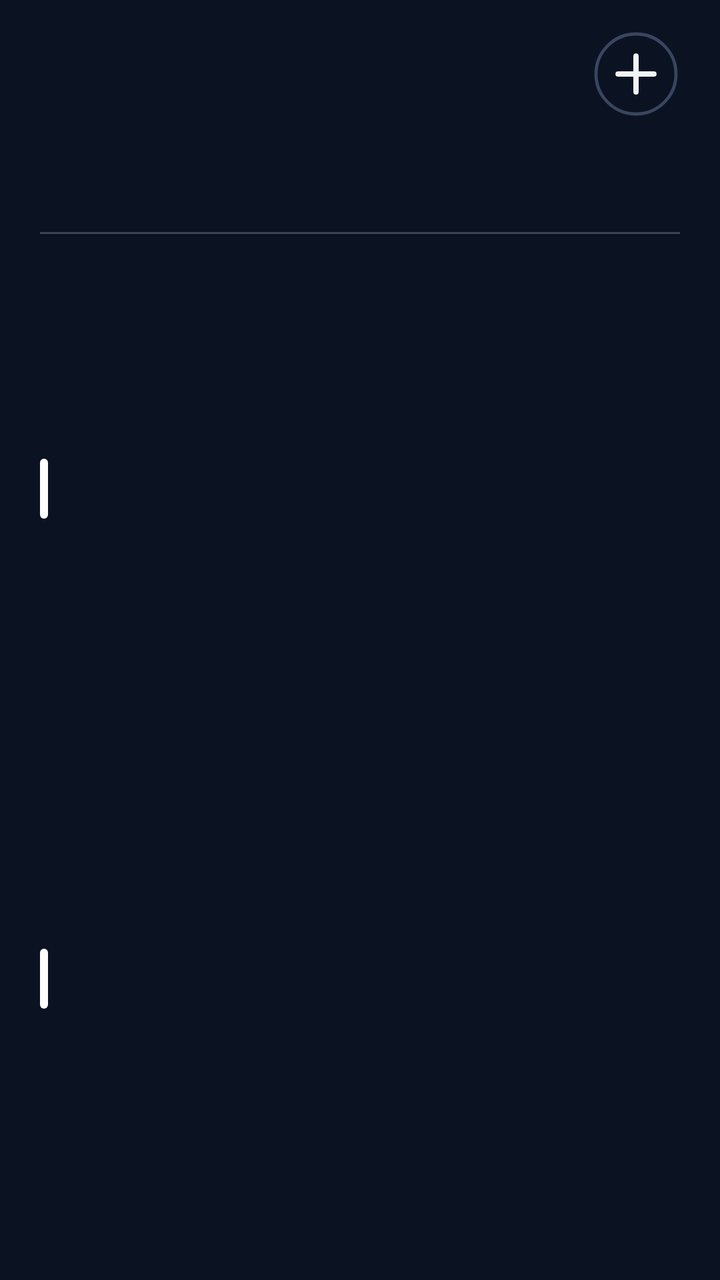
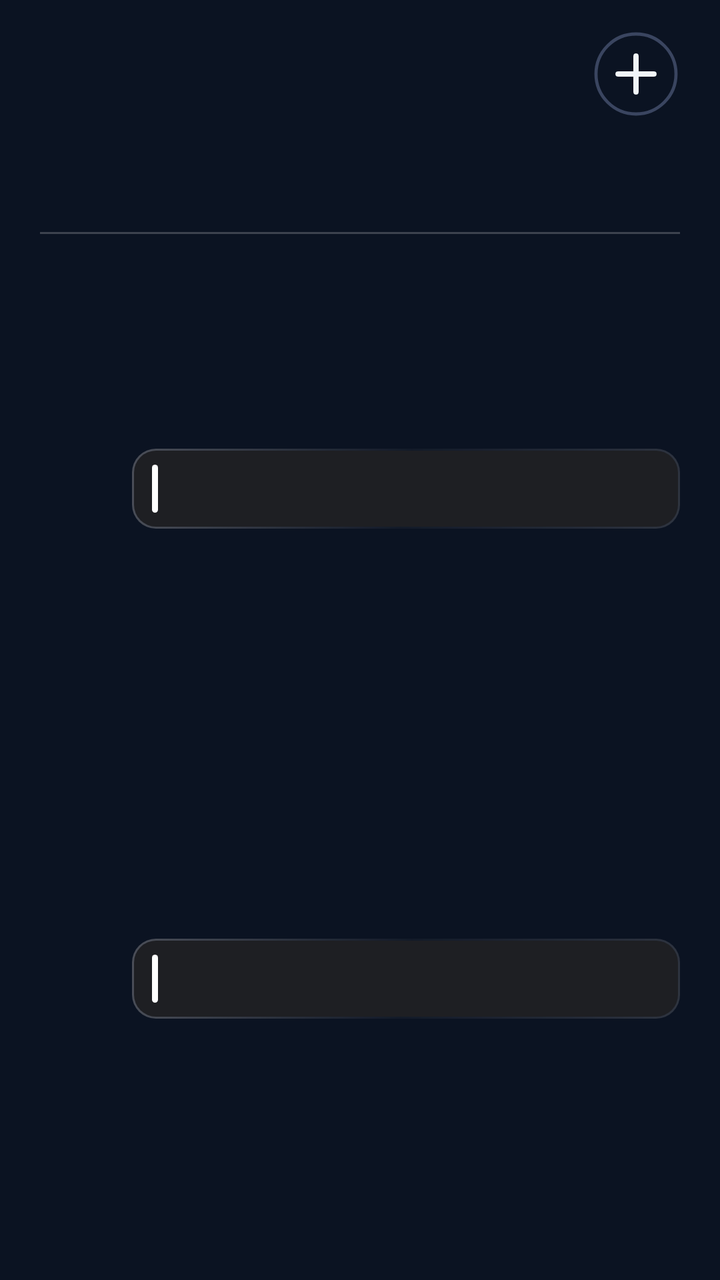

Compare the two renders of this Android layout. The source of the first and the diff that turns it into the second are given below.
<!-- AndroidManifest.xml: application theme AppTheme -->
<!-- res/layout/cal_k2.xml -->
<?xml version="1.0" encoding="utf-8"?>
<FrameLayout
    xmlns:android="http://schemas.android.com/apk/res/android"
    android:id="@+id/root"
    android:layout_width="match_parent"
    android:layout_height="match_parent"
    android:padding="0dp">

    <ImageView
        android:id="@+id/cal_bg"
        android:layout_width="match_parent"
        android:layout_height="match_parent"
        android:importantForAccessibility="no"
        android:scaleType="fitXY" />
    <LinearLayout
        android:id="@+id/panel"
        android:layout_width="match_parent"
        android:layout_height="match_parent"
        android:background="@drawable/cal_panel"
        android:orientation="vertical"
        android:paddingStart="20dp"
        android:paddingTop="13dp"
        android:paddingEnd="20dp"
        android:paddingBottom="14dp">

        
        <LinearLayout
            android:layout_width="match_parent"
            android:layout_height="48dp"
            android:gravity="center_vertical"
            android:orientation="horizontal">
        <ImageView
            android:id="@+id/cal_day"
            android:layout_width="wrap_content"
            android:layout_height="47dp"
            android:adjustViewBounds="true"
            android:scaleType="fitStart" />

            <LinearLayout
                android:layout_width="0dp"
                android:layout_height="wrap_content"
                android:layout_marginStart="12dp"
                android:layout_weight="1"
                android:orientation="vertical">
                <ImageView
                    android:id="@+id/cal_month"
                    android:layout_width="match_parent"
                    android:layout_height="23dp"
                    android:adjustViewBounds="true"
                    android:scaleType="fitStart" />
                <ImageView
                    android:id="@+id/cal_sub"
                    android:layout_width="match_parent"
                    android:layout_height="16dp"
                    android:adjustViewBounds="true"
                    android:layout_marginTop="2dp"
                    android:scaleType="fitStart" />
            </LinearLayout>

            <ImageView
                android:id="@+id/btn_add"
                android:layout_width="44dp"
                android:layout_height="44dp"
                android:contentDescription="New event"
                android:src="@drawable/ic_cal_add" />
        </LinearLayout>

        
        <LinearLayout
            android:layout_width="match_parent"
            android:layout_height="48dp"
            android:layout_marginTop="2dp"
            android:orientation="horizontal">
            <LinearLayout
                android:layout_width="0dp"
                android:layout_height="match_parent"
                android:layout_weight="1"
                android:gravity="center_horizontal"
                android:orientation="vertical">
                
                <LinearLayout
                    android:id="@+id/wk_col_0"
                    android:layout_width="match_parent"
                    android:layout_marginStart="3dp"
                    android:layout_marginEnd="3dp"
                    android:layout_height="match_parent"
                    android:gravity="center_horizontal"
                    android:orientation="vertical"
                    android:paddingTop="4dp">
                    <ImageView
                        android:id="@+id/wk_label_0"
                        android:layout_width="wrap_content"
                        android:layout_height="14dp"
                        android:adjustViewBounds="true"
                        android:scaleType="fitCenter" />
                    <ImageView
                        android:id="@+id/wk_num_0"
                        android:layout_width="wrap_content"
                        android:layout_height="30dp"
                        android:adjustViewBounds="true"
                        android:layout_marginTop="0dp"
                        android:scaleType="fitCenter" />
                </LinearLayout>
            </LinearLayout>
            <LinearLayout
                android:layout_width="0dp"
                android:layout_height="match_parent"
                android:layout_weight="1"
                android:gravity="center_horizontal"
                android:orientation="vertical">
                
                <LinearLayout
                    android:id="@+id/wk_col_1"
                    android:layout_width="match_parent"
                    android:layout_marginStart="3dp"
                    android:layout_marginEnd="3dp"
                    android:layout_height="match_parent"
                    android:gravity="center_horizontal"
                    android:orientation="vertical"
                    android:paddingTop="4dp">
                    <ImageView
                        android:id="@+id/wk_label_1"
                        android:layout_width="wrap_content"
                        android:layout_height="14dp"
                        android:adjustViewBounds="true"
                        android:scaleType="fitCenter" />
                    <ImageView
                        android:id="@+id/wk_num_1"
                        android:layout_width="wrap_content"
                        android:layout_height="30dp"
                        android:adjustViewBounds="true"
                        android:layout_marginTop="0dp"
                        android:scaleType="fitCenter" />
                </LinearLayout>
            </LinearLayout>
            <LinearLayout
                android:layout_width="0dp"
                android:layout_height="match_parent"
                android:layout_weight="1"
                android:gravity="center_horizontal"
                android:orientation="vertical">
                
                <LinearLayout
                    android:id="@+id/wk_col_2"
                    android:layout_width="match_parent"
                    android:layout_marginStart="3dp"
                    android:layout_marginEnd="3dp"
                    android:layout_height="match_parent"
                    android:gravity="center_horizontal"
                    android:orientation="vertical"
                    android:paddingTop="4dp">
                    <ImageView
                        android:id="@+id/wk_label_2"
                        android:layout_width="wrap_content"
                        android:layout_height="14dp"
                        android:adjustViewBounds="true"
                        android:scaleType="fitCenter" />
                    <ImageView
                        android:id="@+id/wk_num_2"
                        android:layout_width="wrap_content"
                        android:layout_height="30dp"
                        android:adjustViewBounds="true"
                        android:layout_marginTop="0dp"
                        android:scaleType="fitCenter" />
                </LinearLayout>
            </LinearLayout>
            <LinearLayout
                android:layout_width="0dp"
                android:layout_height="match_parent"
                android:layout_weight="1"
                android:gravity="center_horizontal"
                android:orientation="vertical">
                
                <LinearLayout
                    android:id="@+id/wk_col_3"
                    android:layout_width="match_parent"
                    android:layout_marginStart="3dp"
                    android:layout_marginEnd="3dp"
                    android:layout_height="match_parent"
                    android:gravity="center_horizontal"
                    android:orientation="vertical"
                    android:paddingTop="4dp">
                    <ImageView
                        android:id="@+id/wk_label_3"
                        android:layout_width="wrap_content"
                        android:layout_height="14dp"
                        android:adjustViewBounds="true"
                        android:scaleType="fitCenter" />
                    <ImageView
                        android:id="@+id/wk_num_3"
                        android:layout_width="wrap_content"
                        android:layout_height="30dp"
                        android:adjustViewBounds="true"
                        android:layout_marginTop="0dp"
                        android:scaleType="fitCenter" />
                </LinearLayout>
            </LinearLayout>
            <LinearLayout
                android:layout_width="0dp"
                android:layout_height="match_parent"
                android:layout_weight="1"
                android:gravity="center_horizontal"
                android:orientation="vertical">
                
                <LinearLayout
                    android:id="@+id/wk_col_4"
                    android:layout_width="match_parent"
                    android:layout_marginStart="3dp"
                    android:layout_marginEnd="3dp"
                    android:layout_height="match_parent"
                    android:gravity="center_horizontal"
                    android:orientation="vertical"
                    android:paddingTop="4dp">
                    <ImageView
                        android:id="@+id/wk_label_4"
                        android:layout_width="wrap_content"
                        android:layout_height="14dp"
                        android:adjustViewBounds="true"
                        android:scaleType="fitCenter" />
                    <ImageView
                        android:id="@+id/wk_num_4"
                        android:layout_width="wrap_content"
                        android:layout_height="30dp"
                        android:adjustViewBounds="true"
                        android:layout_marginTop="0dp"
                        android:scaleType="fitCenter" />
                </LinearLayout>
            </LinearLayout>
            <LinearLayout
                android:layout_width="0dp"
                android:layout_height="match_parent"
                android:layout_weight="1"
                android:gravity="center_horizontal"
                android:orientation="vertical">
                
                <LinearLayout
                    android:id="@+id/wk_col_5"
                    android:layout_width="match_parent"
                    android:layout_marginStart="3dp"
                    android:layout_marginEnd="3dp"
                    android:layout_height="match_parent"
                    android:gravity="center_horizontal"
                    android:orientation="vertical"
                    android:paddingTop="4dp">
                    <ImageView
                        android:id="@+id/wk_label_5"
                        android:layout_width="wrap_content"
                        android:layout_height="14dp"
                        android:adjustViewBounds="true"
                        android:scaleType="fitCenter" />
                    <ImageView
                        android:id="@+id/wk_num_5"
                        android:layout_width="wrap_content"
                        android:layout_height="30dp"
                        android:adjustViewBounds="true"
                        android:layout_marginTop="0dp"
                        android:scaleType="fitCenter" />
                </LinearLayout>
            </LinearLayout>
            <LinearLayout
                android:layout_width="0dp"
                android:layout_height="match_parent"
                android:layout_weight="1"
                android:gravity="center_horizontal"
                android:orientation="vertical">
                
                <LinearLayout
                    android:id="@+id/wk_col_6"
                    android:layout_width="match_parent"
                    android:layout_marginStart="3dp"
                    android:layout_marginEnd="3dp"
                    android:layout_height="match_parent"
                    android:gravity="center_horizontal"
                    android:orientation="vertical"
                    android:paddingTop="4dp">
                    <ImageView
                        android:id="@+id/wk_label_6"
                        android:layout_width="wrap_content"
                        android:layout_height="14dp"
                        android:adjustViewBounds="true"
                        android:scaleType="fitCenter" />
                    <ImageView
                        android:id="@+id/wk_num_6"
                        android:layout_width="wrap_content"
                        android:layout_height="30dp"
                        android:adjustViewBounds="true"
                        android:layout_marginTop="0dp"
                        android:scaleType="fitCenter" />
                </LinearLayout>
            </LinearLayout>
        </LinearLayout>

        <ImageView
            android:id="@+id/cal_div"
            android:layout_width="match_parent"
            android:layout_height="1dp"
            android:layout_marginTop="5dp"
            android:layout_marginBottom="5dp"
            android:scaleType="fitXY"
            android:src="@drawable/cal_divider" />

        
        <LinearLayout
            android:layout_width="match_parent"
            android:layout_height="0dp"
            android:layout_weight="1"
            android:orientation="vertical">
        <LinearLayout
            android:id="@+id/cal_row_0"
            android:layout_width="match_parent"
            android:layout_height="0dp"
            android:layout_weight="1"
            android:gravity="center_vertical"
            android:orientation="horizontal">

            <ImageView
                android:id="@+id/cal_bar_0"
                android:layout_width="4dp"
                android:layout_height="30dp"
                android:layout_marginEnd="11dp"
                android:scaleType="fitXY"
                android:src="@drawable/cal_bar" />

            <LinearLayout
                android:layout_width="0dp"
                android:layout_height="wrap_content"
                android:layout_weight="1"
                android:orientation="vertical">

                <LinearLayout
                    android:layout_width="match_parent"
                    android:layout_height="wrap_content"
                    android:orientation="horizontal">
                    <ImageView
                        android:id="@+id/cal_time_0"
                        android:layout_width="wrap_content"
                        android:layout_height="16dp"
                        android:adjustViewBounds="true"
                        android:scaleType="fitStart" />
                    <ImageView
                        android:id="@+id/cal_hint_0"
                        android:layout_width="wrap_content"
                        android:layout_height="16dp"
                        android:adjustViewBounds="true"
                        android:layout_marginStart="9dp"
                        android:scaleType="fitStart" />
                </LinearLayout>
                <ImageView
                    android:id="@+id/cal_title_0"
                    android:layout_width="match_parent"
                    android:layout_height="22dp"
                    android:adjustViewBounds="true"
                    android:layout_marginTop="1dp"
                    android:scaleType="fitStart" />
            </LinearLayout>
        </LinearLayout>
        <LinearLayout
            android:id="@+id/cal_row_1"
            android:layout_width="match_parent"
            android:layout_height="0dp"
            android:layout_weight="1"
            android:gravity="center_vertical"
            android:orientation="horizontal">

            <ImageView
                android:id="@+id/cal_bar_1"
                android:layout_width="4dp"
                android:layout_height="30dp"
                android:layout_marginEnd="11dp"
                android:scaleType="fitXY"
                android:src="@drawable/cal_bar" />

            <LinearLayout
                android:layout_width="0dp"
                android:layout_height="wrap_content"
                android:layout_weight="1"
                android:orientation="vertical">

                <LinearLayout
                    android:layout_width="match_parent"
                    android:layout_height="wrap_content"
                    android:orientation="horizontal">
                    <ImageView
                        android:id="@+id/cal_time_1"
                        android:layout_width="wrap_content"
                        android:layout_height="16dp"
                        android:adjustViewBounds="true"
                        android:scaleType="fitStart" />
                    <ImageView
                        android:id="@+id/cal_hint_1"
                        android:layout_width="wrap_content"
                        android:layout_height="16dp"
                        android:adjustViewBounds="true"
                        android:layout_marginStart="9dp"
                        android:scaleType="fitStart" />
                </LinearLayout>
                <ImageView
                    android:id="@+id/cal_title_1"
                    android:layout_width="match_parent"
                    android:layout_height="22dp"
                    android:adjustViewBounds="true"
                    android:layout_marginTop="1dp"
                    android:scaleType="fitStart" />
            </LinearLayout>
        </LinearLayout>
        </LinearLayout>
        <ImageView
            android:id="@+id/cal_more"
            android:layout_width="match_parent"
            android:layout_height="14dp"
            android:adjustViewBounds="true"
            android:scaleType="fitEnd" />
    </LinearLayout>
</FrameLayout>
<!-- resources referenced by this layout -->
<resources>
  <!-- drawable cal_bar (drawable) -->
  <?xml version="1.0" encoding="utf-8"?>
  <shape xmlns:android="http://schemas.android.com/apk/res/android" android:shape="rectangle">
      <solid android:color="#FFFFFFFF" />
      <corners android:radius="2dp" />
  </shape>
  <!-- drawable cal_divider (drawable) -->
  <?xml version="1.0" encoding="utf-8"?>
  <shape xmlns:android="http://schemas.android.com/apk/res/android" android:shape="rectangle">
      <solid android:color="#33FFFFFF" />
  </shape>
  <!-- drawable cal_panel (drawable) -->
  <?xml version="1.0" encoding="utf-8"?>
  <shape xmlns:android="http://schemas.android.com/apk/res/android" android:shape="rectangle">
      <solid android:color="#00000000" />
      <corners android:radius="@dimen/widget_radius" />
  </shape>
  <!-- drawable ic_cal_add (drawable) -->
  <?xml version="1.0" encoding="utf-8"?>
  <vector xmlns:android="http://schemas.android.com/apk/res/android"
      android:width="44dp"
      android:height="44dp"
      android:viewportWidth="44"
      android:viewportHeight="44">
      <path
          android:pathData="M22,22m-20,0a20,20 0,1 1,40 0a20,20 0,1 1,-40 0"
          android:strokeColor="#FF3A4560"
          android:strokeWidth="1.6" />
      <path
          android:pathData="M13,22L31,22M22,13L22,31"
          android:strokeColor="#FFF1F5F9"
          android:strokeLineCap="round"
          android:strokeWidth="2.6" />
  </vector>
  <style name="AppTheme" parent="@android:style/Theme.DeviceDefault.NoActionBar">
          <item name="android:colorAccent">#DF8B35</item>
          <item name="android:colorControlActivated">#DF8B35</item>
          <item name="android:windowBackground">#0B1322</item>
          <item name="android:statusBarColor">#0E111A</item>
          <item name="android:navigationBarColor">#0B1322</item>
          <item name="android:textColorHint">#718096</item>
      </style>
  <dimen name="widget_radius">28dp</dimen>
</resources>

<!-- the commit's change to res/layout/cal_k2.xml (unified diff, before → after) -->
@@ -312,46 +312,83 @@
             android:layout_weight="1"
             android:gravity="center_vertical"
             android:orientation="horizontal">
-
-            <ImageView
-                android:id="@+id/cal_bar_0"
-                android:layout_width="4dp"
-                android:layout_height="30dp"
-                android:layout_marginEnd="11dp"
-                android:scaleType="fitXY"
-                android:src="@drawable/cal_bar" />
-
-            <LinearLayout
-                android:layout_width="0dp"
-                android:layout_height="wrap_content"
-                android:layout_weight="1"
-                android:orientation="vertical">
-
-                <LinearLayout
-                    android:layout_width="match_parent"
+            
+            <LinearLayout
+                android:id="@+id/cal_line_0"
+                android:layout_width="match_parent"
+                android:layout_height="40dp"
+                android:gravity="center_vertical"
+                android:orientation="horizontal">
+                
+                <LinearLayout
+                    android:id="@+id/cal_day_0"
+                    android:layout_width="40dp"
                     android:layout_height="wrap_content"
-                    android:orientation="horizontal">
-                    <ImageView
-                        android:id="@+id/cal_time_0"
-                        android:layout_width="wrap_content"
-                        android:layout_height="16dp"
-                        android:adjustViewBounds="true"
-                        android:scaleType="fitStart" />
-                    <ImageView
-                        android:id="@+id/cal_hint_0"
-                        android:layout_width="wrap_content"
-                        android:layout_height="16dp"
-                        android:adjustViewBounds="true"
-                        android:layout_marginStart="9dp"
-                        android:scaleType="fitStart" />
-                </LinearLayout>
-                <ImageView
-                    android:id="@+id/cal_title_0"
-                    android:layout_width="match_parent"
-                    android:layout_height="22dp"
-                    android:adjustViewBounds="true"
-                    android:layout_marginTop="1dp"
-                    android:scaleType="fitStart" />
+                    android:gravity="center_horizontal"
+                    android:orientation="vertical">
+                    <ImageView
+                        android:id="@+id/cal_dname_0"
+                        android:layout_width="wrap_content"
+                        android:layout_height="12dp"
+                        android:adjustViewBounds="true"
+                        android:scaleType="fitCenter" />
+                    <ImageView
+                        android:id="@+id/cal_dnum_0"
+                        android:layout_width="wrap_content"
+                        android:layout_height="20dp"
+                        android:adjustViewBounds="true"
+                        android:scaleType="fitCenter" />
+                </LinearLayout>
+                
+                <LinearLayout
+                    android:id="@+id/cal_tile_0"
+                    android:layout_width="0dp"
+                    android:layout_height="match_parent"
+                    android:layout_weight="1"
+                    android:layout_marginStart="6dp"
+                    android:background="@drawable/cal_event"
+                    android:gravity="center_vertical"
+                    android:orientation="horizontal"
+                    android:paddingStart="10dp"
+                    android:paddingEnd="10dp">
+                    <ImageView
+                        android:id="@+id/cal_bar_0"
+                        android:layout_width="3dp"
+                        android:layout_height="24dp"
+                        android:layout_marginEnd="9dp"
+                        android:scaleType="fitXY"
+                        android:src="@drawable/cal_bar" />
+                    <LinearLayout
+                        android:layout_width="0dp"
+                        android:layout_height="wrap_content"
+                        android:layout_weight="1"
+                        android:orientation="vertical">
+                        <ImageView
+                            android:id="@+id/cal_title_0"
+                            android:layout_width="match_parent"
+                            android:layout_height="19dp"
+                            android:adjustViewBounds="true"
+                            android:scaleType="fitStart" />
+                        <LinearLayout
+                            android:layout_width="match_parent"
+                            android:layout_height="wrap_content"
+                            android:orientation="horizontal">
+                            <ImageView
+                                android:id="@+id/cal_time_0"
+                                android:layout_width="wrap_content"
+                                android:layout_height="14dp"
+                                android:adjustViewBounds="true"
+                                android:scaleType="fitStart" />
+                            <ImageView
+                                android:id="@+id/cal_hint_0"
+                                android:layout_width="wrap_content"
+                                android:layout_height="14dp"
+                                android:adjustViewBounds="true"
+                                android:layout_marginStart="8dp"
+                                android:scaleType="fitStart" />
+                        </LinearLayout>
+                    </LinearLayout>
+                </LinearLayout>
             </LinearLayout>
         </LinearLayout>
         <LinearLayout
@@ -361,46 +398,83 @@
             android:layout_weight="1"
             android:gravity="center_vertical"
             android:orientation="horizontal">
-
-            <ImageView
-                android:id="@+id/cal_bar_1"
-                android:layout_width="4dp"
-                android:layout_height="30dp"
-                android:layout_marginEnd="11dp"
-                android:scaleType="fitXY"
-                android:src="@drawable/cal_bar" />
-
-            <LinearLayout
-                android:layout_width="0dp"
-                android:layout_height="wrap_content"
-                android:layout_weight="1"
-                android:orientation="vertical">
-
-                <LinearLayout
-                    android:layout_width="match_parent"
+            
+            <LinearLayout
+                android:id="@+id/cal_line_1"
+                android:layout_width="match_parent"
+                android:layout_height="40dp"
+                android:gravity="center_vertical"
+                android:orientation="horizontal">
+                
+                <LinearLayout
+                    android:id="@+id/cal_day_1"
+                    android:layout_width="40dp"
                     android:layout_height="wrap_content"
-                    android:orientation="horizontal">
-                    <ImageView
-                        android:id="@+id/cal_time_1"
-                        android:layout_width="wrap_content"
-                        android:layout_height="16dp"
-                        android:adjustViewBounds="true"
-                        android:scaleType="fitStart" />
-                    <ImageView
-                        android:id="@+id/cal_hint_1"
-                        android:layout_width="wrap_content"
-                        android:layout_height="16dp"
-                        android:adjustViewBounds="true"
-                        android:layout_marginStart="9dp"
-                        android:scaleType="fitStart" />
-                </LinearLayout>
-                <ImageView
-                    android:id="@+id/cal_title_1"
-                    android:layout_width="match_parent"
-                    android:layout_height="22dp"
-                    android:adjustViewBounds="true"
-                    android:layout_marginTop="1dp"
-                    android:scaleType="fitStart" />
+                    android:gravity="center_horizontal"
+                    android:orientation="vertical">
+                    <ImageView
+                        android:id="@+id/cal_dname_1"
+                        android:layout_width="wrap_content"
+                        android:layout_height="12dp"
+                        android:adjustViewBounds="true"
+                        android:scaleType="fitCenter" />
+                    <ImageView
+                        android:id="@+id/cal_dnum_1"
+                        android:layout_width="wrap_content"
+                        android:layout_height="20dp"
+                        android:adjustViewBounds="true"
+                        android:scaleType="fitCenter" />
+                </LinearLayout>
+                
+                <LinearLayout
+                    android:id="@+id/cal_tile_1"
+                    android:layout_width="0dp"
+                    android:layout_height="match_parent"
+                    android:layout_weight="1"
+                    android:layout_marginStart="6dp"
+                    android:background="@drawable/cal_event"
+                    android:gravity="center_vertical"
+                    android:orientation="horizontal"
+                    android:paddingStart="10dp"
+                    android:paddingEnd="10dp">
+                    <ImageView
+                        android:id="@+id/cal_bar_1"
+                        android:layout_width="3dp"
+                        android:layout_height="24dp"
+                        android:layout_marginEnd="9dp"
+                        android:scaleType="fitXY"
+                        android:src="@drawable/cal_bar" />
+                    <LinearLayout
+                        android:layout_width="0dp"
+                        android:layout_height="wrap_content"
+                        android:layout_weight="1"
+                        android:orientation="vertical">
+                        <ImageView
+                            android:id="@+id/cal_title_1"
+                            android:layout_width="match_parent"
+                            android:layout_height="19dp"
+                            android:adjustViewBounds="true"
+                            android:scaleType="fitStart" />
+                        <LinearLayout
+                            android:layout_width="match_parent"
+                            android:layout_height="wrap_content"
+                            android:orientation="horizontal">
+                            <ImageView
+                                android:id="@+id/cal_time_1"
+                                android:layout_width="wrap_content"
+                                android:layout_height="14dp"
+                                android:adjustViewBounds="true"
+                                android:scaleType="fitStart" />
+                            <ImageView
+                                android:id="@+id/cal_hint_1"
+                                android:layout_width="wrap_content"
+                                android:layout_height="14dp"
+                                android:adjustViewBounds="true"
+                                android:layout_marginStart="8dp"
+                                android:scaleType="fitStart" />
+                        </LinearLayout>
+                    </LinearLayout>
+                </LinearLayout>
             </LinearLayout>
         </LinearLayout>
         </LinearLayout>
<!-- resource entries referenced after the edit -->
@@ -11,6 +11,30 @@
   <shape xmlns:android="http://schemas.android.com/apk/res/android" android:shape="rectangle">
       <solid android:color="#33FFFFFF" />
   </shape>
+  <!-- drawable cal_event (drawable) -->
+  <?xml version="1.0" encoding="utf-8"?>
+  <layer-list xmlns:android="http://schemas.android.com/apk/res/android">
+      <item>
+          <shape android:shape="rectangle">
+              <corners android:radius="12dp" />
+              <gradient
+                  android:angle="315"
+                  android:centerColor="#08F3ECE8"
+                  android:endColor="#26F3ECE8"
+                  android:startColor="#45F3ECE8" />
+          </shape>
+      </item>
+      <item
+          android:bottom="1dp"
+          android:left="1dp"
+          android:right="1dp"
+          android:top="1dp">
+          <shape android:shape="rectangle">
+              <corners android:radius="11dp" />
+              <solid android:color="#FF1E1F23" />
+          </shape>
+      </item>
+  </layer-list>
   <!-- drawable cal_panel (drawable) -->
   <?xml version="1.0" encoding="utf-8"?>
   <shape xmlns:android="http://schemas.android.com/apk/res/android" android:shape="rectangle">
